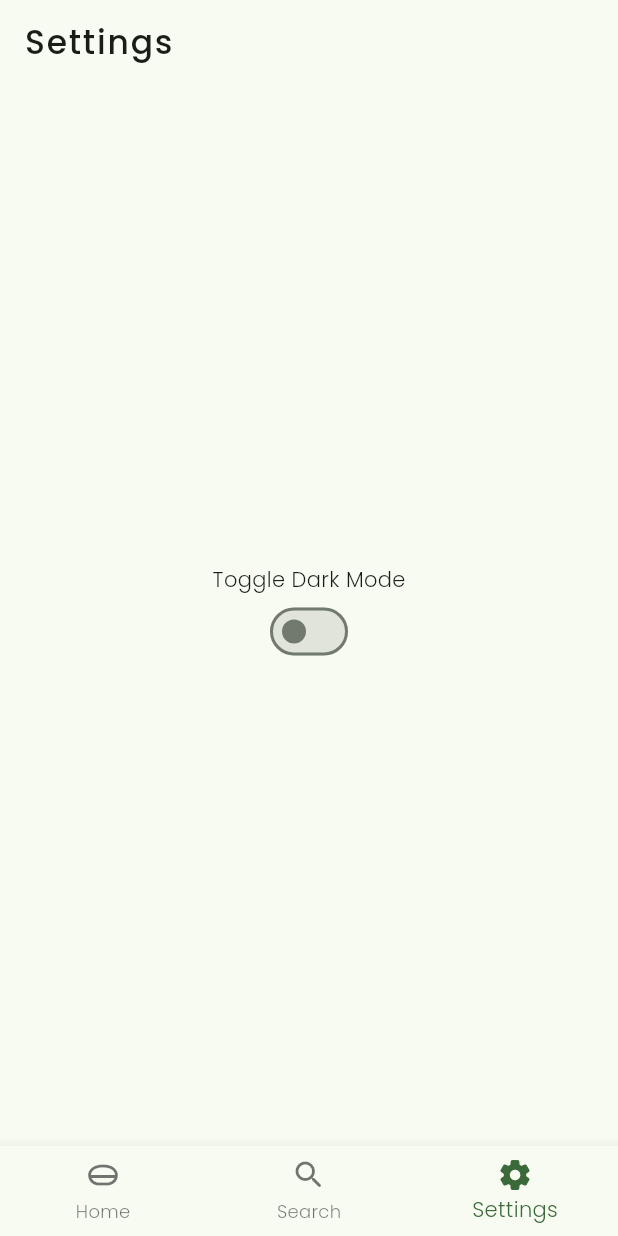
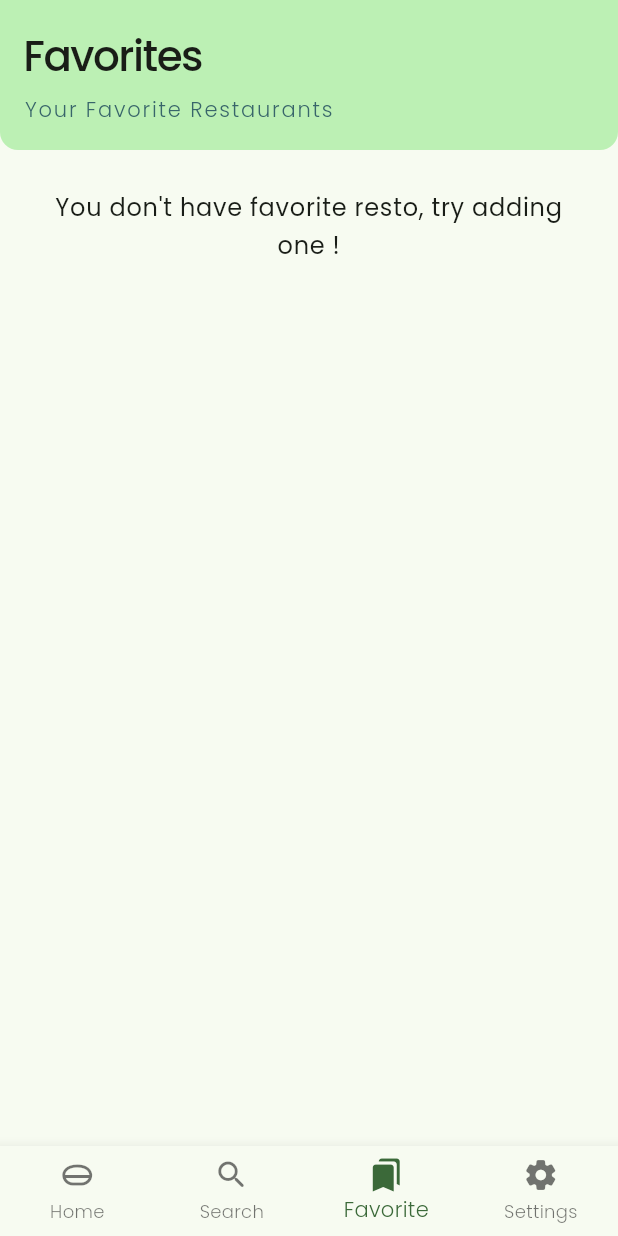
Before and after one commit to frsfahd/resto_app, a Flutter app: the screen it shows after launch, item 3 of the bottom bar chosen, on a phone screen of 412 x 824 dp. Run offline on Flutter 3.47's test engine with Material 3 defaults, Android fonts, the light colour scheme and no system bars; our stand-ins replace fluttertoast, google_fonts, sqflite; accounts and stored records are empty; network calls fail.

Commit message:
add bookmark feature using SQLite for storing the data persistently

```diff
--- a/devtools_options.yaml
+++ b/devtools_options.yaml
@@ -1,3 +1,4 @@
 description: This file stores settings for Dart & Flutter DevTools.
 documentation: https://docs.flutter.dev/tools/devtools/extensions#configure-extension-enablement-states
 extensions:
+  - provider: true
--- a/lib/component/resto_card_widget.dart
+++ b/lib/component/resto_card_widget.dart
@@ -1,4 +1,5 @@
 import 'package:flutter/material.dart';
+import 'package:resto_app/component/favorite_icon_widget.dart';
 import 'package:resto_app/data/model/resto_brief.dart';
 import 'package:resto_app/static/navigation_route.dart';
 
@@ -97,6 +98,8 @@ class RestoCardWidget extends StatelessWidget {
                 ],
               ),
             ),
+
+            // Expanded(child: FavoriteIconWidget(resto: resto)),
           ],
         ),
       ),
--- a/lib/page/detail/detail_body_widget.dart
+++ b/lib/page/detail/detail_body_widget.dart
@@ -1,8 +1,9 @@
 import 'package:flutter/material.dart';
 import 'package:provider/provider.dart';
+import 'package:resto_app/component/favorite_icon_widget.dart';
 import 'package:resto_app/data/model/customer_review.dart';
+import 'package:resto_app/data/model/resto_brief.dart';
 import 'package:resto_app/data/model/resto_detail.dart';
-import 'package:resto_app/provider/detail/resto_detail_provider.dart';
 import 'package:resto_app/provider/detail/review_add_provider.dart';
 import 'package:resto_app/static/review_add_result_state.dart';
 
@@ -54,6 +55,14 @@ class FancyAppBar extends StatelessWidget {
 
   @override
   Widget build(BuildContext context) {
+    final RestoBrief restoBrief = RestoBrief(
+      id: resto.id,
+      name: resto.name,
+      description: resto.description,
+      pictureId: resto.pictureId,
+      city: resto.city,
+      rating: resto.rating,
+    );
     return SliverAppBar(
       snap: false,
       pinned: true,
@@ -62,6 +71,8 @@ class FancyAppBar extends StatelessWidget {
       backgroundColor: Theme.of(context).colorScheme.onPrimaryFixedVariant,
       expandedHeight: 400,
       collapsedHeight: 80,
+
+      actions: [FavoriteIconWidget(resto: restoBrief)],
 
       flexibleSpace: FlexibleSpaceBar(
         background: ClipRRect(
--- /dev/null
+++ b/lib/page/favorite/favorite.dart
@@ -0,0 +1,115 @@
+import 'package:flutter/material.dart';
+import 'package:provider/provider.dart';
+import 'package:resto_app/component/resto_card_widget.dart';
+import 'package:resto_app/provider/favorite/local_database_provider.dart';
+
+class Favorite extends StatefulWidget {
+  const Favorite({super.key});
+
+  @override
+  State<Favorite> createState() => _FavoriteState();
+}
+
+class _FavoriteState extends State<Favorite> {
+  @override
+  void initState() {
+    Future.microtask(() {
+      context.read<LocalDatabaseProvider>().loadAllResto();
+    });
+    super.initState();
+  }
+
+  @override
+  Widget build(BuildContext context) {
+    return Scaffold(
+      body: CustomScrollView(
+        slivers: [
+          HeaderSection(),
+          SliverToBoxAdapter(child: SizedBox.square(dimension: 10)),
+          Consumer<LocalDatabaseProvider>(
+            builder: (context, value, child) {
+              {
+                if (value.restoList == null || value.restoList!.isEmpty) {
+                  return SliverToBoxAdapter(
+                    child: Padding(
+                      padding: const EdgeInsets.all(16.0),
+
+                      child: Center(
+                        child: Text(
+                          "You don't have favorite resto, try adding one !",
+                          textAlign: TextAlign.center,
+                          style: Theme.of(context).textTheme.bodyLarge!,
+                        ),
+                      ),
+                    ),
+                  );
+                } else if (value.message == "Failed to load your all data") {
+                  return SliverToBoxAdapter(
+                    child: Padding(
+                      padding: const EdgeInsets.all(16.0),
+                      child: Center(
+                        child: Text(
+                          value.message,
+                          textAlign: TextAlign.center,
+                          style: Theme.of(context).textTheme.bodyLarge!
+                              .copyWith(
+                                color: Theme.of(context).colorScheme.error,
+                              ),
+                        ),
+                      ),
+                    ),
+                  );
+                }
+
+                return SliverList(
+                  delegate: SliverChildBuilderDelegate((context, index) {
+                    final resto = value.restoList![index];
+                    return RestoCardWidget(resto: resto);
+                  }, childCount: value.restoList!.length),
+                );
+              }
+            },
+          ),
+        ],
+      ),
+    );
+  }
+}
+
+class HeaderSection extends StatelessWidget {
+  const HeaderSection({super.key});
+
+  @override
+  Widget build(BuildContext context) {
+    return SliverAppBar(
+      floating: true,
+      expandedHeight: 100,
+      collapsedHeight: 100,
+      backgroundColor: Theme.of(context).colorScheme.primaryContainer,
+      flexibleSpace: FlexibleSpaceBar(
+        titlePadding: EdgeInsets.fromLTRB(16, 20, 0, 0),
+        title: Column(
+          mainAxisAlignment: MainAxisAlignment.end,
+          crossAxisAlignment: CrossAxisAlignment.start,
+          children: [
+            Expanded(
+              child: Text(
+                "Favorites",
+                style: Theme.of(context).textTheme.headlineMedium,
+              ),
+            ),
+            const SizedBox.square(dimension: 10),
+            Expanded(
+              child: Text(
+                "Your Favorite Restaurants",
+                style: Theme.of(context).textTheme.titleSmall!.copyWith(
+                  color: Theme.of(context).colorScheme.tertiary,
+                ),
+              ),
+            ),
+          ],
+        ),
+      ),
+    );
+  }
+}
--- a/lib/page/main/main.dart
+++ b/lib/page/main/main.dart
@@ -1,5 +1,6 @@
 import 'package:flutter/material.dart';
 import 'package:provider/provider.dart';
+import 'package:resto_app/page/favorite/favorite.dart';
 import 'package:resto_app/page/home/home.dart';
 import 'package:resto_app/page/search/search.dart';
 import 'package:resto_app/page/setting/setting.dart';
@@ -12,6 +13,7 @@ class Main extends StatelessWidget {
   Widget build(BuildContext context) {
     return Scaffold(
       bottomNavigationBar: BottomNavigationBar(
+        type: BottomNavigationBarType.fixed,
         currentIndex: context.watch<IndexNavProvider>().indexBottomNavBar,
         onTap: (index) {
           context.read<IndexNavProvider>().setIndexBottomNavBar = index;
@@ -28,6 +30,11 @@ class Main extends StatelessWidget {
             tooltip: "Search",
           ),
           BottomNavigationBarItem(
+            icon: Icon(Icons.bookmarks_rounded),
+            label: "Favorite",
+            tooltip: "Favorite",
+          ),
+          BottomNavigationBarItem(
             icon: Icon(Icons.settings_rounded),
             label: "Settings",
             tooltip: "Settings",
@@ -40,7 +47,8 @@ class Main extends StatelessWidget {
           return switch (value.indexBottomNavBar) {
             0 => Home(),
             1 => Search(),
-            2 => Setting(),
+            2 => Favorite(),
+            3 => Setting(),
             _ => SizedBox.shrink(),
           };
         },
--- /dev/null
+++ b/lib/provider/favorite/local_database_provider.dart
@@ -0,0 +1,74 @@
+import 'package:flutter/material.dart';
+import 'package:resto_app/data/local/local_database_service.dart';
+import 'package:resto_app/data/model/resto_brief.dart';
+
+class LocalDatabaseProvider extends ChangeNotifier {
+  final LocalDatabaseService _service;
+
+  LocalDatabaseProvider(this._service);
+
+  String _message = "";
+  String get message => _message;
+
+  List<RestoBrief>? _restoList;
+  List<RestoBrief>? get restoList => _restoList;
+
+  RestoBrief? _resto;
+  RestoBrief? get resto => _resto;
+
+  Future<void> saveResto(RestoBrief value) async {
+    try {
+      final result = await _service.insertItem(value);
+
+      final isError = result == 0;
+      if (isError) {
+        _message = "Failed to save your data";
+      } else {
+        _message = "Your data is saved";
+      }
+    } catch (e) {
+      _message = "Failed to save your data";
+    }
+    notifyListeners();
+  }
+
+  Future<void> loadAllResto() async {
+    try {
+      _restoList = await _service.getAllItems();
+      _resto = null;
+      _message = "All of your data is loaded";
+      notifyListeners();
+    } catch (e) {
+      _message = "Failed to load your all data";
+      notifyListeners();
+    }
+  }
+
+  Future<void> loadRestoById(String id) async {
+    try {
+      _resto = await _service.getItemById(id);
+      _message = "Your data is loaded";
+      notifyListeners();
+    } catch (e) {
+      _message = "Failed to load your data";
+      notifyListeners();
+    }
+  }
+
+  Future<void> removeRestoById(String id) async {
+    try {
+      await _service.removeItem(id);
+
+      _message = "Your data is removed";
+      notifyListeners();
+    } catch (e) {
+      _message = "Failed to remove your data";
+      notifyListeners();
+    }
+  }
+
+  bool checkItemBookmark(String id) {
+    final isSameResto = _resto?.id == id;
+    return isSameResto;
+  }
+}
--- a/pubspec.yaml
+++ b/pubspec.yaml
@@ -18,6 +18,7 @@ dependencies:
   provider: ^6.1.5
   http: ^1.5.0
   fluttertoast: ^8.2.12
+  sqflite: ^2.4.2
 
 dev_dependencies:
   flutter_test:
```
Also changed, not shown: lib/component/favorite_icon_widget.dart (added, +54 -0 lines), lib/data/local/local_database_service.dart (added, +72 -0 lines), lib/main.dart (+9 -0 lines), lib/provider/detail/favorite_icon_provider.dart (added, +11 -0 lines), pubspec.lock, 1 other file.
